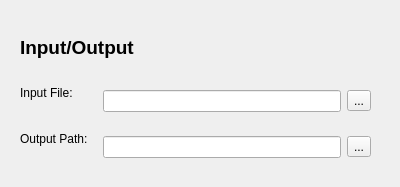
Before: the Qt Designer form ui_files/io_widget.ui in olk90/pyBLG, drawn with Qt 5.
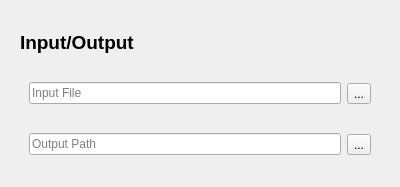
After: the same form once the commit is applied.

Commit message: simplified io widget

```diff
--- a/ui_files/io_widget.ui
+++ b/ui_files/io_widget.ui
@@ -38,15 +38,6 @@
        </widget>
       </item>
       <item>
-       <layout class="QFormLayout" name="ioFormLayout">
-        <item row="0" column="0">
-         <widget class="QLabel" name="inputFileLabel">
-          <property name="text">
-           <string>Input File:</string>
-          </property>
-         </widget>
-        </item>
-        <item row="0" column="1">
          <widget class="QFrame" name="inputFileFrame">
           <layout class="QHBoxLayout" name="horizontalLayout_2">
            <item>
@@ -54,6 +45,9 @@
              <property name="enabled">
               <bool>true</bool>
              </property>
+           <property name="placeholderText">
+            <string>Input File</string>
+           </property>
             </widget>
            </item>
            <item>
@@ -69,18 +63,15 @@
           </layout>
          </widget>
         </item>
-        <item row="1" column="0">
-         <widget class="QLabel" name="outputPathLabel">
-          <property name="text">
-           <string>Output Path:</string>
-          </property>
-         </widget>
-        </item>
-        <item row="1" column="1">
+      <item>
          <widget class="QFrame" name="outputPathFrame">
           <layout class="QHBoxLayout" name="horizontalLayout_3">
            <item>
-            <widget class="QLineEdit" name="outputPathEdit"/>
+          <widget class="QLineEdit" name="outputPathEdit">
+           <property name="placeholderText">
+            <string>Output Path</string>
+           </property>
+          </widget>
            </item>
            <item>
             <widget class="QToolButton" name="outputPathButton">
@@ -91,8 +82,6 @@
            </item>
           </layout>
          </widget>
-        </item>
-       </layout>
       </item>
      </layout>
     </widget>
```
Lines whose indentation alone changed are shown as unchanged. The commit also changes 2 other files.
